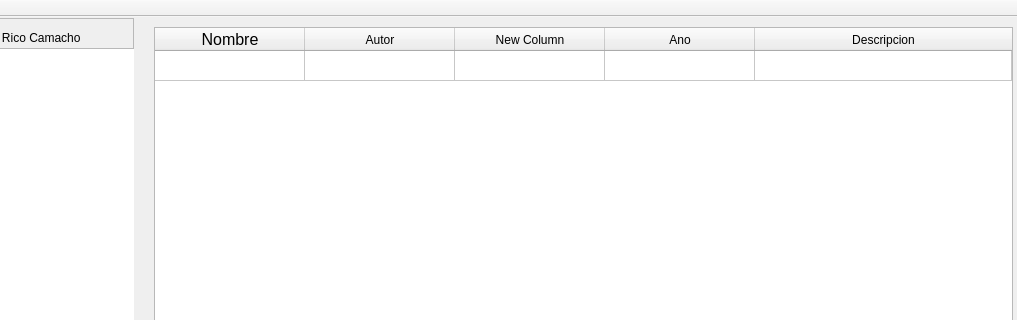
The window that mainwindow.ui (gladiadores-depresion-y-jet/INVINSIBLE-MyIDE) describes before a commit, drawn with Qt 5; both pictures show x 96 to 1113 and y 0 to 320 of the 1113 by 703 pixel window.
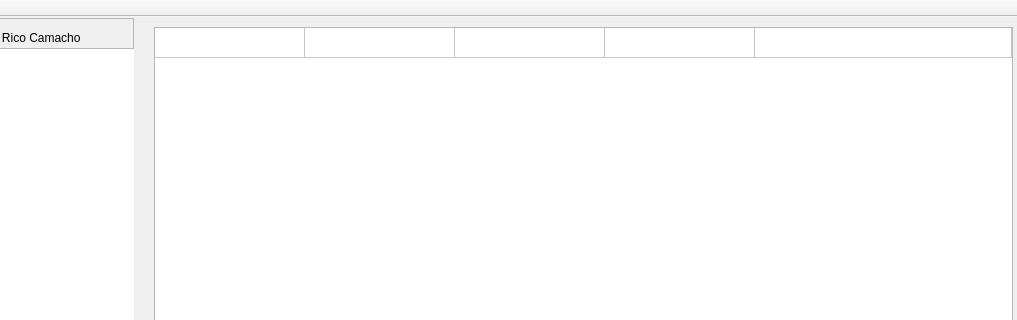
The same window after the commit.

Patch:
```diff
--- a/mainwindow.ui
+++ b/mainwindow.ui
@@ -155,7 +155,7 @@
      <item>
       <widget class="QTableWidget" name="tableWidget">
        <attribute name="horizontalHeaderVisible">
-        <bool>true</bool>
+        <bool>false</bool>
        </attribute>
        <attribute name="horizontalHeaderCascadingSectionResizes">
         <bool>false</bool>
@@ -201,16 +201,16 @@
          <string>Autor</string>
         </property>
        </column>
-       <column>
-        <property name="text">
-         <string>New Column</string>
-        </property>
-       </column>
        <column>
         <property name="text">
          <string>Ano</string>
         </property>
        </column>
+       <column>
+        <property name="text">
+         <string>Tamano</string>
+        </property>
+       </column>
        <column>
         <property name="text">
          <string>Descripcion</string>
```
